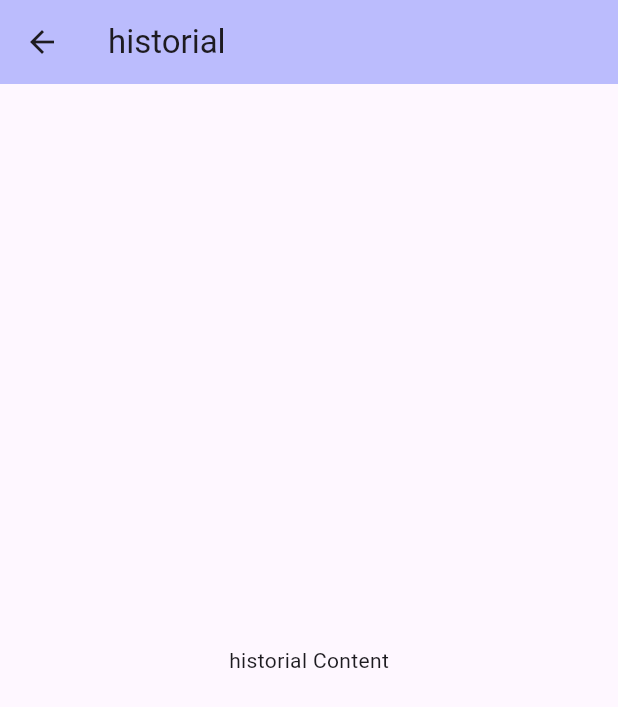
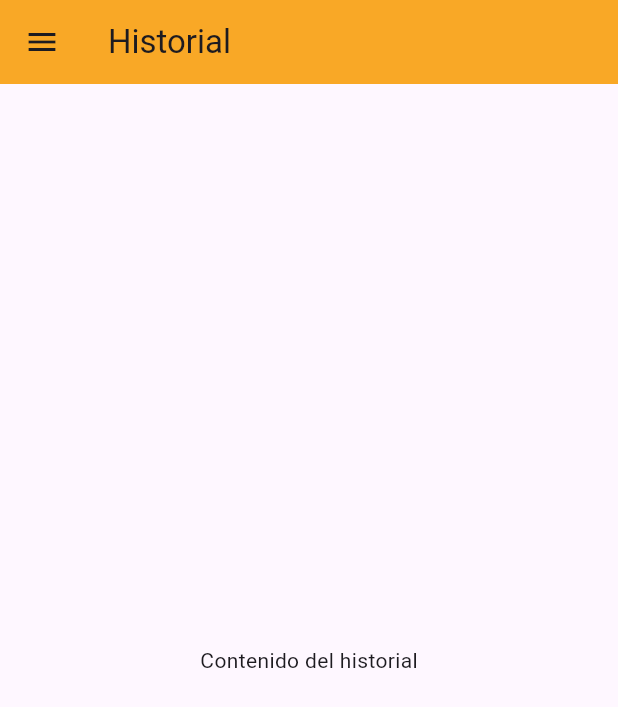
Before and after one commit to DiegoZNz/CalcIntegral, a Flutter app: the historial screen opened directly, on a phone screen of 412 x 824 dp. Shown: the top 707 px of the screen. Run offline on Flutter 3.47's test engine with Material 3 defaults, Android fonts, the phone set to English and light mode, and no system bars.

Commit message:
Se crearon la vista de perfil e historial

```diff
--- a/application/lib/historial.dart
+++ b/application/lib/historial.dart
@@ -1,18 +1,107 @@
+import 'package:application/calculator.dart';
+import 'package:application/perfil.dart';
 import 'package:flutter/material.dart';
 
 class historial extends StatelessWidget {
-    final Color secondaryColor = Color.fromRGBO(143, 148, 251, .6);
 
   @override
   Widget build(BuildContext context) {
     return Scaffold(
       appBar: AppBar(
-        title: Text('historial'),
-        backgroundColor: secondaryColor,
+        title: Text('Historial'),
+        backgroundColor: Color(0xFFF9A826),
+      ),
+      drawer: Drawer(
+        child: ListView(
+          padding: EdgeInsets.zero,
+          children: <Widget>[
+            DrawerHeader(
+              decoration: BoxDecoration(
+                color: Colors.amber[200],
+              ),
+              child: Column(
+                mainAxisAlignment: MainAxisAlignment.center,
+                children: [
+                  CircleAvatar(
+                    radius: 45,
+                    backgroundImage: NetworkImage('https://placekitten.com/200/200'),
+                  ),
+                  SizedBox(height: 10),
+                  Text(
+                    'Username',
+                    style: TextStyle(
+                      color: Colors.black,
+                      fontSize: 22,
+                      fontFamily: 'Merriweather',
+                      fontWeight: FontWeight.bold,
+                    ),
+                  ),
+                ],
+              ),
+            ),
+            ListTile(
+              leading: Icon(Icons.person, color: Colors.black),
+              title: Text(
+                'Perfil',
+                style: TextStyle(
+                  color: Colors.black,
+                  fontFamily: 'Merriweather',
+                  fontWeight: FontWeight.bold,
+                  fontSize: 20,
+                ),
+              ),
+              onTap: () {
+                Navigator.pop(context);
+                Navigator.push(context, MaterialPageRoute(builder: (context) => perfil()));
+              },
+              selected: false,
+              selectedTileColor: Colors.amber[300],
+            ),
+            ListTile(
+              leading: Icon(Icons.calculate, color: Colors.black),
+              title: Text(
+                'CalcIntegral',
+                style: TextStyle(
+                  color: Colors.black,
+                  fontFamily: 'Merriweather',
+                  fontSize: 20,
+                  fontWeight: FontWeight.bold,
+                ),
+              ),
+              onTap: () {
+                Navigator.pop(context);
+                Navigator.push(context, MaterialPageRoute(builder: (context) => Calculator()));
+              },
+              selected: false,
+              selectedTileColor: Colors.amber[300],
+            ),
+            ListTile(
+              leading: Icon(Icons.history, color: Colors.black),
+              title: Text(
+                'Historial',
+                style: TextStyle(
+                  color: Colors.black,
+                  fontFamily: 'Merriweather',
+                  fontWeight: FontWeight.bold,
+                  fontSize: 20,
+                ),
+              ),
+              onTap: () {
+                Navigator.pop(context); // Cierra el drawer
+              },
+              selected: true,
+              selectedTileColor: Colors.amber[300],
+            ),
+          ],
+        ),
       ),
       body: Center(
-        child: Text('historial Content'),
+        child: Text('Contenido del historial'),
       ),
     );
   }
 }
+
+void main() => runApp(MaterialApp(
+  home: historial(),
+));
```
Also changed, not shown: application/lib/perfil.dart (+94 -4 lines).
